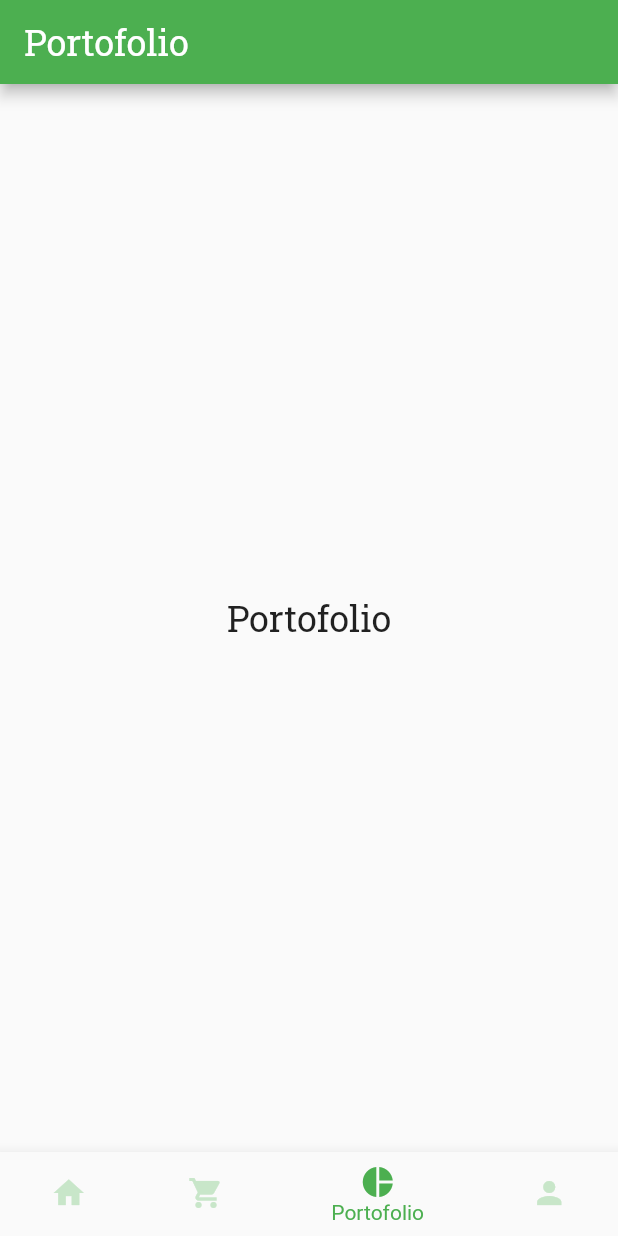
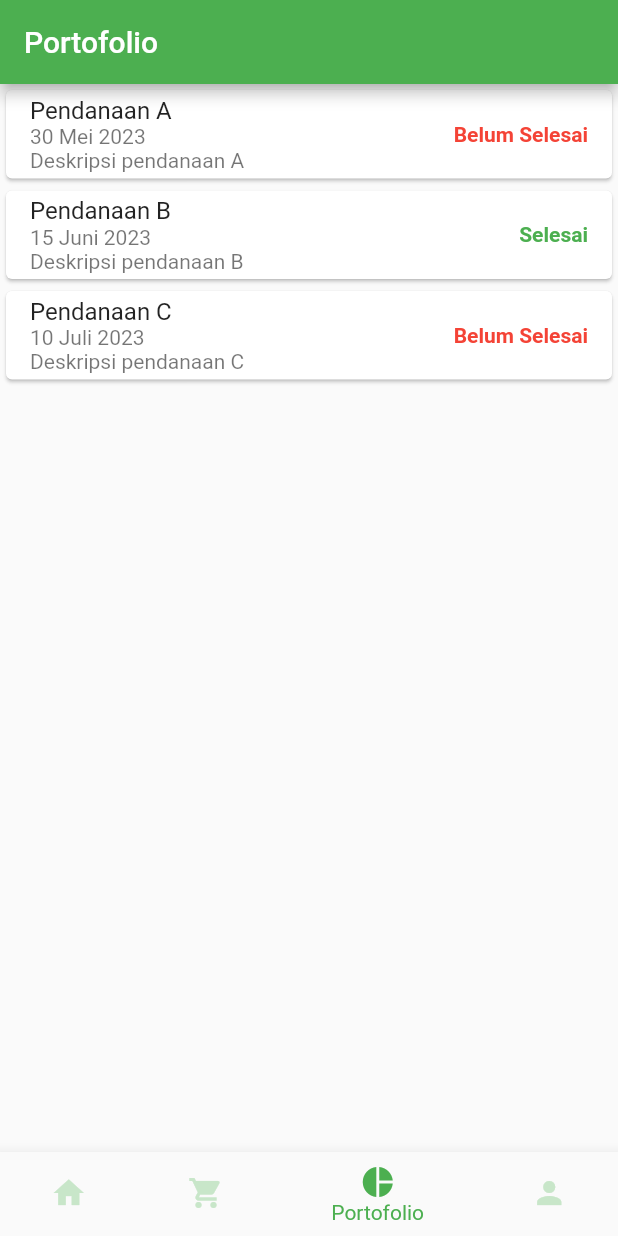
Before and after one commit to Anggara2102585/tubes_provis, a Flutter app: the PortofolioPage screen opened by its route, on a phone screen of 412 x 824 dp. Run offline on Flutter 3.47's test engine with Material 2 defaults, Android fonts, the light colour scheme and no system bars; our stand-ins replace google_fonts.

Commit message:
push portofolio page

```diff
--- a/program/lib/portofolio/portofolio_page.dart
+++ b/program/lib/portofolio/portofolio_page.dart
@@ -3,15 +3,11 @@ import '../marketplace/marketplace_page.dart';
 import '../profil/profil_page.dart';
 import '../beranda/main.dart';
 import '../assets/font.dart';
+import 'detail_portofolio.dart';
 
 void main() {
   WidgetsFlutterBinding.ensureInitialized();
   runApp(MyApp());
-}
-
-class PortofolioPage extends StatefulWidget {
-  @override
-  _PortofolioPageState createState() => _PortofolioPageState();
 }
 
 class MyApp extends StatelessWidget {
@@ -24,35 +20,55 @@ class MyApp extends StatelessWidget {
         primarySwatch: Colors.green,
         visualDensity: VisualDensity.adaptivePlatformDensity,
       ),
-      initialRoute: '/', // Set the initial route to '/beranda'
+      initialRoute: '/', // Set the initial route to '/'
       routes: {
         '/': (context) => HomePage(),
         '/marketplace': (context) => MarketplacePage(),
         '/portofolio': (context) => PortofolioPage(),
+        // '/detail-portofolio': (context) => DetailPortofolioPage(),
         '/profil': (context) => ProfilPage(),
       },
     );
   }
 }
 
-class PortofolioStatePage extends StatefulWidget {
+class Portofolio {
+  String judul;
+  String deskripsi;
+  String tanggalAkhir;
+  bool selesai;
+
+  Portofolio({
+    required this.judul,
+    required this.deskripsi,
+    required this.tanggalAkhir,
+    required this.selesai,
+  });
+}
+
+class PortofolioPage extends StatefulWidget {
   @override
+  Portofolio? _selectedPortofolio;
   _PortofolioPageState createState() => _PortofolioPageState();
 }
 
 class _PortofolioPageState extends State<PortofolioPage> {
-  int _selectedIndex = 2; // Set default selected index to 1 (Portofolio)
+  int _selectedIndex = 2; // Set default selected index to 2 (Portofolio)
 
   void _onItemTapped(int index) {
-    setState(() {
-      _selectedIndex = index;
-    });
+    if (index == _selectedIndex) {
+      // Kembali ke halaman sebelumnya
+      Navigator.pop(context);
+    } else {
+      setState(() {
+        _selectedIndex = index;
+      });
+    }
 
     // Navigate to the corresponding page based on the selected index
     switch (_selectedIndex) {
       case 0:
-        Navigator.pushReplacementNamed(context,
-            '/'); // Use pushReplacementNamed to replace the current page
+        Navigator.pushReplacementNamed(context, '/');
         break;
       case 1:
         Navigator.pushReplacementNamed(context, '/marketplace');
@@ -65,20 +81,69 @@ class _PortofolioPageState extends State<PortofolioPage> {
     }
   }
 
+  List<Portofolio> listPortofolio = [
+    Portofolio(
+      judul: 'Pendanaan A',
+      deskripsi: 'Deskripsi pendanaan A',
+      tanggalAkhir: '30 Mei 2023',
+      selesai: false,
+    ),
+    Portofolio(
+      judul: 'Pendanaan B',
+      deskripsi: 'Deskripsi pendanaan B',
+      tanggalAkhir: '15 Juni 2023',
+      selesai: true,
+    ),
+    Portofolio(
+      judul: 'Pendanaan C',
+      deskripsi: 'Deskripsi pendanaan C',
+      tanggalAkhir: '10 Juli 2023',
+      selesai: false,
+    ),
+  ];
+
+  void _navigateToPortofolioPage(BuildContext context, Portofolio portofolio) {
+    Navigator.push(
+      context,
+      MaterialPageRoute(
+        builder: (context) => DetailPortofolioPage(),
+      ),
+    );
+  }
+
   @override
   Widget build(BuildContext context) {
     return Scaffold(
       appBar: AppBar(
-        title: Text(
-          'Portofolio',
-          style: titleTextStyle,
-        ),
+        title: Text('Portofolio'),
       ),
-      body: Center(
-        child: Text(
-          'Portofolio',
-          style: titleTextStyle,
-        ),
+      body: ListView.builder(
+        itemCount: listPortofolio.length,
+        itemBuilder: (context, index) {
+          Portofolio portofolio = listPortofolio[index];
+          return Card(
+            child: ListTile(
+              title: Text(portofolio.judul),
+              subtitle: Column(
+                crossAxisAlignment: CrossAxisAlignment.start,
+                children: [
+                  Text(portofolio.tanggalAkhir),
+                  Text(portofolio.deskripsi),
+                ],
+              ),
+              trailing: Text(
+                portofolio.selesai ? 'Selesai' : 'Belum Selesai',
+                style: TextStyle(
+                  color: portofolio.selesai ? Colors.green : Colors.red,
+                  fontWeight: FontWeight.bold,
+                ),
+              ),
+              onTap: () {
+                _navigateToPortofolioPage(context, portofolio);
+              },
+            ),
+          );
+        },
       ),
       bottomNavigationBar: BottomNavigationBar(
         items: const <BottomNavigationBarItem>[
@@ -107,3 +172,49 @@ class _PortofolioPageState extends State<PortofolioPage> {
     );
   }
 }
+
+// class DetailPortofolioPage extends StatelessWidget {
+//   final Portofolio portofolio;
+
+//   DetailPortofolioPage({required this.portofolio});
+
+//   @override
+//   Widget build(BuildContext context) {
+//     return Scaffold(
+//       appBar: AppBar(
+//         title: Text('Detail Portofolio'),
+//       ),
+//       body: Padding(
+//         padding: EdgeInsets.all(16.0),
+//         child: Column(
+//           crossAxisAlignment: CrossAxisAlignment.start,
+//           children: [
+//             Text(
+//               'Judul: ${portofolio.judul}',
+//               style: TextStyle(fontSize: 20, fontWeight: FontWeight.bold),
+//             ),
+//             SizedBox(height: 16),
+//             Text(
+//               'Deskripsi: ${portofolio.deskripsi}',
+//               style: TextStyle(fontSize: 18),
+//             ),
+//             SizedBox(height: 16),
+//             Text(
+//               'Tanggal Akhir: ${portofolio.tanggalAkhir}',
+//               style: TextStyle(fontSize: 18),
+//             ),
+//             SizedBox(height: 16),
+//             Text(
+//               'Status: ${portofolio.selesai ? 'Selesai' : 'Belum Selesai'}',
+//               style: TextStyle(
+//                 fontSize: 18,
+//                 fontWeight: FontWeight.bold,
+//                 color: portofolio.selesai ? Colors.green : Colors.red,
+//               ),
+//             ),
+//           ],
+//         ),
+//       ),
+//     );
+//   }
+// }
```
Also changed, not shown: program/lib/portofolio/detail_portofolio.dart (added, +277 -0 lines), program/lib/portofolio/detail_pendanaan.dart (deleted).
